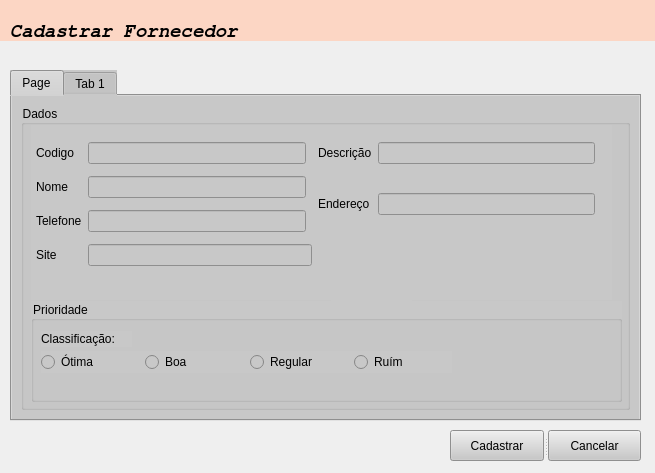
greghonox/projeto-qt, file OD/cadastrar_fornecedor.ui: the form before one commit.
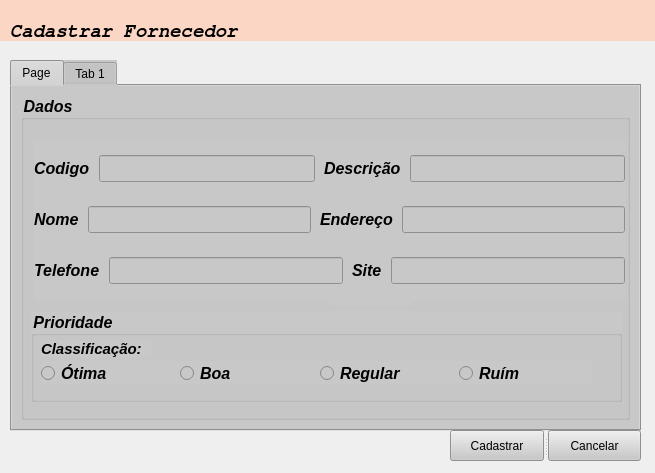
The form after the commit. The open tabs and pages were chosen to show the change. Icons and pictures are not drawn.

What changed in the file:
```diff
--- a/OD/cadastrar_fornecedor.ui
+++ b/OD/cadastrar_fornecedor.ui
@@ -57,9 +57,9 @@
    <property name="geometry">
     <rect>
      <x>10</x>
-     <y>70</y>
+     <y>60</y>
      <width>631</width>
-     <height>351</height>
+     <height>371</height>
     </rect>
    </property>
    <property name="styleSheet">
@@ -75,6 +75,14 @@
     <layout class="QGridLayout" name="gridLayout_2">
      <item row="0" column="0">
       <widget class="QGroupBox" name="groupBox">
+       <property name="font">
+        <font>
+         <pointsize>12</pointsize>
+         <weight>75</weight>
+         <italic>true</italic>
+         <bold>true</bold>
+        </font>
+       </property>
        <property name="focusPolicy">
         <enum>Qt::TabFocus</enum>
        </property>
@@ -98,11 +106,19 @@
         <property name="geometry">
          <rect>
           <x>10</x>
-          <y>196</y>
+          <y>216</y>
           <width>591</width>
-          <height>101</height>
+          <height>91</height>
          </rect>
         </property>
+        <property name="font">
+         <font>
+          <pointsize>12</pointsize>
+          <weight>75</weight>
+          <italic>true</italic>
+          <bold>true</bold>
+         </font>
+        </property>
         <property name="title">
          <string>Prioridade</string>
         </property>
@@ -111,10 +127,18 @@
           <rect>
            <x>10</x>
            <y>30</y>
-           <width>91</width>
+           <width>111</width>
            <height>16</height>
           </rect>
          </property>
+         <property name="font">
+          <font>
+           <pointsize>11</pointsize>
+           <weight>75</weight>
+           <italic>true</italic>
+           <bold>true</bold>
+          </font>
+         </property>
          <property name="text">
           <string>Classificação:</string>
          </property>
@@ -124,8 +148,8 @@
           <rect>
            <x>10</x>
            <y>50</y>
-           <width>411</width>
-           <height>22</height>
+           <width>551</width>
+           <height>24</height>
           </rect>
          </property>
          <layout class="QHBoxLayout" name="horizontalLayout">
@@ -160,95 +184,107 @@
          </layout>
         </widget>
        </widget>
-       <widget class="QWidget" name="layoutWidget">
+       <widget class="QWidget" name="">
         <property name="geometry">
          <rect>
-          <x>10</x>
-          <y>20</y>
-          <width>581</width>
-          <height>175</height>
+          <x>13</x>
+          <y>45</y>
+          <width>591</width>
+          <height>161</height>
          </rect>
         </property>
-        <layout class="QGridLayout" name="gridLayout">
+        <layout class="QVBoxLayout" name="verticalLayout">
+         <property name="spacing">
+          <number>9</number>
+         </property>
          <property name="leftMargin">
-          <number>5</number>
+          <number>0</number>
          </property>
          <property name="topMargin">
-          <number>11</number>
+          <number>0</number>
          </property>
          <property name="rightMargin">
-          <number>17</number>
+          <number>0</number>
          </property>
          <property name="bottomMargin">
-          <number>28</number>
+          <number>1</number>
          </property>
-         <property name="horizontalSpacing">
-          <number>6</number>
-         </property>
-         <item row="1" column="4" rowspan="2">
-          <widget class="QLineEdit" name="lineEdit_4"/>
-         </item>
-         <item row="3" column="0">
-          <widget class="QLabel" name="label_9">
+         <item>
+          <layout class="QHBoxLayout" name="horizontalLayout_2">
+           <item>
+            <widget class="QLabel" name="label_2">
            <property name="text">
-            <string>Site</string>
+              <string>Codigo</string>
            </property>
           </widget>
          </item>
-         <item row="0" column="1">
-          <widget class="QLineEdit" name="lineEdit">
+           <item>
+            <widget class="QLineEdit" name="codigo">
            <property name="enabled">
             <bool>false</bool>
            </property>
           </widget>
          </item>
-         <item row="1" column="0">
-          <widget class="QLabel" name="label_4">
-           <property name="text">
-            <string>Nome</string>
-           </property>
-          </widget>
-         </item>
-         <item row="0" column="4">
-          <widget class="QLineEdit" name="lineEdit_3"/>
-         </item>
-         <item row="0" column="3">
+           <item>
           <widget class="QLabel" name="label_5">
            <property name="text">
             <string>Descrição</string>
            </property>
           </widget>
          </item>
-         <item row="1" column="1">
-          <widget class="QLineEdit" name="lineEdit_2"/>
-         </item>
-         <item row="3" column="1" colspan="2">
-          <widget class="QLineEdit" name="lineEdit_6"/>
+           <item>
+            <widget class="QLineEdit" name="descricao"/>
+           </item>
+          </layout>
          </item>
-         <item row="1" column="3" rowspan="2">
+         <item>
+          <layout class="QHBoxLayout" name="horizontalLayout_3">
+           <item>
+            <widget class="QLabel" name="label_4">
+             <property name="text">
+              <string>Nome</string>
+             </property>
+            </widget>
+           </item>
+           <item>
+            <widget class="QLineEdit" name="nome"/>
+           </item>
+           <item>
           <widget class="QLabel" name="label_7">
            <property name="text">
             <string>Endereço</string>
            </property>
           </widget>
          </item>
-         <item row="2" column="1">
-          <widget class="QLineEdit" name="lineEdit_5"/>
-         </item>
-         <item row="0" column="0">
-          <widget class="QLabel" name="label_2">
-           <property name="text">
-            <string>Codigo</string>
-           </property>
-          </widget>
+           <item>
+            <widget class="QLineEdit" name="endereco"/>
+           </item>
+          </layout>
          </item>
-         <item row="2" column="0">
+         <item>
+          <layout class="QHBoxLayout" name="horizontalLayout_4">
+           <item>
           <widget class="QLabel" name="label_8">
            <property name="text">
             <string>Telefone</string>
            </property>
           </widget>
          </item>
+           <item>
+            <widget class="QLineEdit" name="telefone"/>
+           </item>
+           <item>
+            <widget class="QLabel" name="label_9">
+             <property name="text">
+              <string>Site</string>
+             </property>
+            </widget>
+           </item>
+           <item>
+            <widget class="QLineEdit" name="site"/>
+           </item>
+          </layout>
+         </item>
         </layout>
        </widget>
       </widget>
```
Left out of the diff: 20 changed lines with no effect on the pictures. Lines whose indentation alone changed are shown as unchanged.
